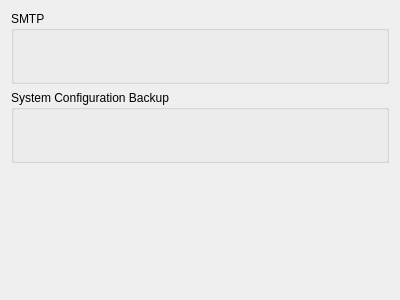
Old version of the form client/src/ui/widgets/settings/server_settings_widget.ui in the repository networkoptix/nx_open.
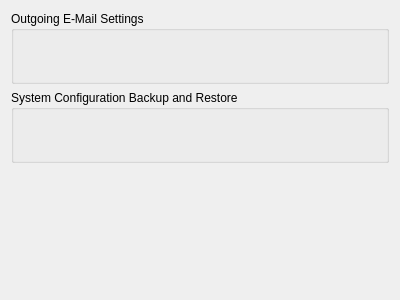
New version of the form. Custom widgets are drawn as their Qt base class.

Patch:
```diff
--- a/client/src/ui/widgets/settings/server_settings_widget.ui
+++ b/client/src/ui/widgets/settings/server_settings_widget.ui
@@ -17,7 +17,7 @@
    <item>
     <widget class="QGroupBox" name="groupBox">
      <property name="title">
-      <string>SMTP</string>
+      <string>Outgoing E-Mail Settings</string>
      </property>
      <layout class="QHBoxLayout" name="horizontalLayout">
       <item>
@@ -36,7 +36,7 @@
    <item>
     <widget class="QGroupBox" name="groupBox_2">
      <property name="title">
-      <string>System Configuration Backup</string>
+      <string>System Configuration Backup and Restore</string>
      </property>
      <layout class="QHBoxLayout" name="horizontalLayout_2">
       <item>
```
